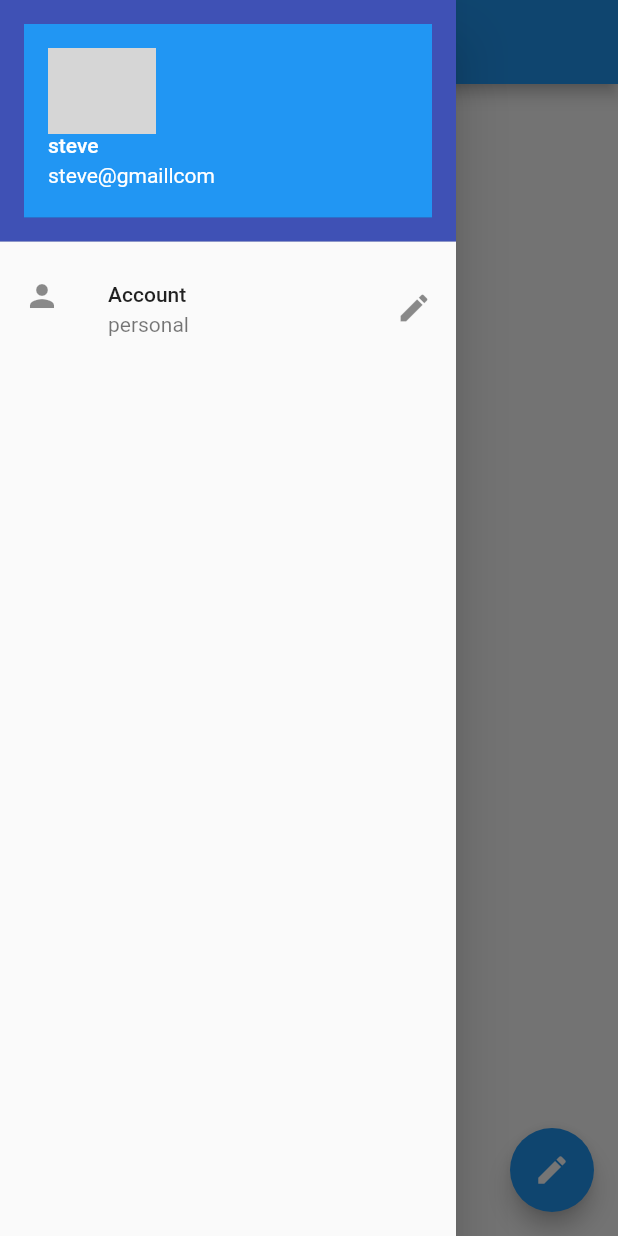
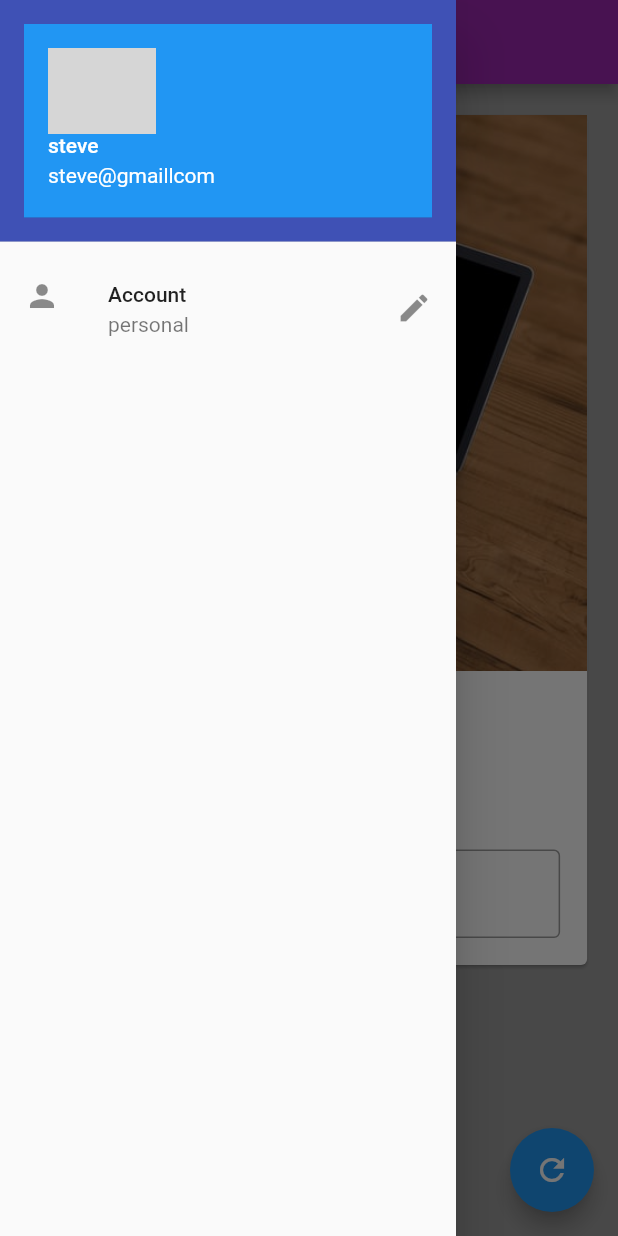
Before and after one commit to anandcool/FlutterEssential, a Flutter app: the screen it shows after launch, with the side drawer open, on a phone screen of 412 x 824 dp. Run offline on Flutter 3.47's test engine with Material 2 defaults, Android fonts, the phone set to English and light mode, and no system bars; network calls fail; grey boxes are pictures that could not be loaded.

Commit message:
compeleted chapter4

```diff
--- /dev/null
+++ b/lib/bg.dart
@@ -0,0 +1,11 @@
+import 'package:flutter/material.dart';
+
+class MyBg extends StatelessWidget {
+  @override
+  Widget build(BuildContext context) {
+    return Image.asset(
+      "assets/background.jpg",
+      fit: BoxFit.contain,
+    );
+  }
+}
--- /dev/null
+++ b/lib/change_name_card.dart
@@ -0,0 +1,43 @@
+import 'package:flutter/material.dart';
+import 'package:flutterEssential/bg.dart';
+
+class ChangeNameCard extends StatelessWidget {
+  const ChangeNameCard({
+    Key key,
+    @required this.myText,
+    @required TextEditingController nameController,
+  })  : _nameController = nameController,
+        super(key: key);
+
+  final String myText;
+  final TextEditingController _nameController;
+
+  @override
+  Widget build(BuildContext context) {
+    return Column(
+      children: [
+        MyBg(),
+        SizedBox(
+          height: 37,
+        ),
+        Text(
+          myText,
+          style: TextStyle(fontSize: 23, fontWeight: FontWeight.bold),
+        ),
+        SizedBox(
+          height: 37,
+        ),
+        Padding(
+          padding: const EdgeInsets.all(18.0),
+          child: TextField(
+            controller: _nameController,
+            decoration: InputDecoration(
+                hintText: "Enter Something",
+                border: OutlineInputBorder(),
+                labelText: "Enter Your Name"),
+          ),
+        ),
+      ],
+    );
+  }
+}
--- /dev/null
+++ b/lib/drawer.dart
@@ -0,0 +1,33 @@
+import 'package:flutter/material.dart';
+
+class MyDrawer extends StatelessWidget {
+  @override
+  Widget build(BuildContext context) {
+    return Drawer(
+      child: ListView(
+        padding: EdgeInsets.zero,
+        children: [
+          DrawerHeader(
+            decoration: BoxDecoration(color: Colors.indigo),
+            child: Container(
+              child: UserAccountsDrawerHeader(
+                accountName: Text("steve"),
+                accountEmail: Text("steve@gmaillcom"),
+                currentAccountPicture: CircleAvatar(
+                  backgroundImage: NetworkImage(
+                      "https://images.unsplash.com/photo-1567336273898-ebbf9eb3c3bf?ixid=MXwxMjA3fDB8MHxwaG90by1wYWdlfHx8fGVufDB8fHw%3D&ixlib=rb-1.2.1&auto=format&fit=crop&w=486&q=80"),
+                ),
+              ),
+            ),
+          ),
+          ListTile(
+            leading: Icon(Icons.person),
+            title: Text("Account"),
+            subtitle: Text("personal"),
+            trailing: Icon(Icons.edit),
+          )
+        ],
+      ),
+    );
+  }
+}
--- a/lib/main.dart
+++ b/lib/main.dart
@@ -1,52 +1,10 @@
 import 'package:flutter/material.dart';
-import 'package:flutter/cupertino.dart';
+import 'pages/home_page.dart';
 
 void main() {
   runApp(MaterialApp(
     title: "Awesome!!!",
     home: Home(),
+    theme: ThemeData(primaryColor: Colors.purple),
   ));
 }
-
-class Home extends StatelessWidget {
-  @override
-  Widget build(BuildContext context) {
-    return Scaffold(
-      appBar: AppBar(
-        title: Text("Awesome App"),
-      ),
-      body: Container(),
-      drawer: Drawer(
-        child: ListView(
-          padding: EdgeInsets.zero,
-          children: [
-            DrawerHeader(
-              decoration: BoxDecoration(color: Colors.indigo),
-              child: Container(
-                child: UserAccountsDrawerHeader(
-                  accountName: Text("steve"),
-                  accountEmail: Text("steve@gmaillcom"),
-                  currentAccountPicture: CircleAvatar(
-                    backgroundImage: NetworkImage(
-                        "https://images.unsplash.com/photo-1567336273898-ebbf9eb3c3bf?ixid=MXwxMjA3fDB8MHxwaG90by1wYWdlfHx8fGVufDB8fHw%3D&ixlib=rb-1.2.1&auto=format&fit=crop&w=486&q=80"),
-                  ),
-                ),
-              ),
-            ),
-            ListTile(
-              leading: Icon(Icons.person),
-              title: Text("Account"),
-              subtitle: Text("personal"),
-              trailing: Icon(Icons.edit),
-            )
-          ],
-        ),
-      ),
-      floatingActionButtonLocation: FloatingActionButtonLocation.endFloat,
-      floatingActionButton: FloatingActionButton(
-        onPressed: () {},
-        child: Icon(Icons.edit),
-      ),
-    );
-  }
-}
--- /dev/null
+++ b/lib/pages/home_page.dart
@@ -0,0 +1,50 @@
+import 'package:flutter/material.dart';
+
+import '../change_name_card.dart';
+import '../drawer.dart';
+
+class Home extends StatefulWidget {
+  @override
+  _HomeState createState() => _HomeState();
+}
+
+class _HomeState extends State<Home> {
+  TextEditingController _nameController = TextEditingController();
+  var myText = "Change Me!!!";
+
+  @override
+  void initState() {
+    // ignore: todo
+    // TODO: implement initState
+    super.initState();
+  }
+
+  @override
+  Widget build(BuildContext context) {
+    return Scaffold(
+      backgroundColor: Colors.grey,
+      appBar: AppBar(
+        title: Text("Awesome App"),
+      ),
+      body: Padding(
+        padding: EdgeInsets.all(16.6),
+        child: SingleChildScrollView(
+          child: Card(
+            child:
+                ChangeNameCard(myText: myText, nameController: _nameController),
+          ),
+        ),
+      ),
+      drawer: MyDrawer(),
+      floatingActionButtonLocation: FloatingActionButtonLocation.endFloat,
+      floatingActionButton: FloatingActionButton(
+        onPressed: () {
+          setState(() {
+            myText = _nameController.text;
+          });
+        },
+        child: Icon(Icons.refresh),
+      ),
+    );
+  }
+}
--- a/pubspec.yaml
+++ b/pubspec.yaml
@@ -45,8 +45,8 @@ flutter:
   uses-material-design: true
 
   # To add assets to your application, add an assets section, like this:
-  # assets:
-  #   - images/a_dot_burr.jpeg
+  assets:
+    - assets/
   #   - images/a_dot_ham.jpeg
 
   # An image asset can refer to one or more resolution-specific "variants", see
```
Also changed, not shown: assets/background.jpg (added).
